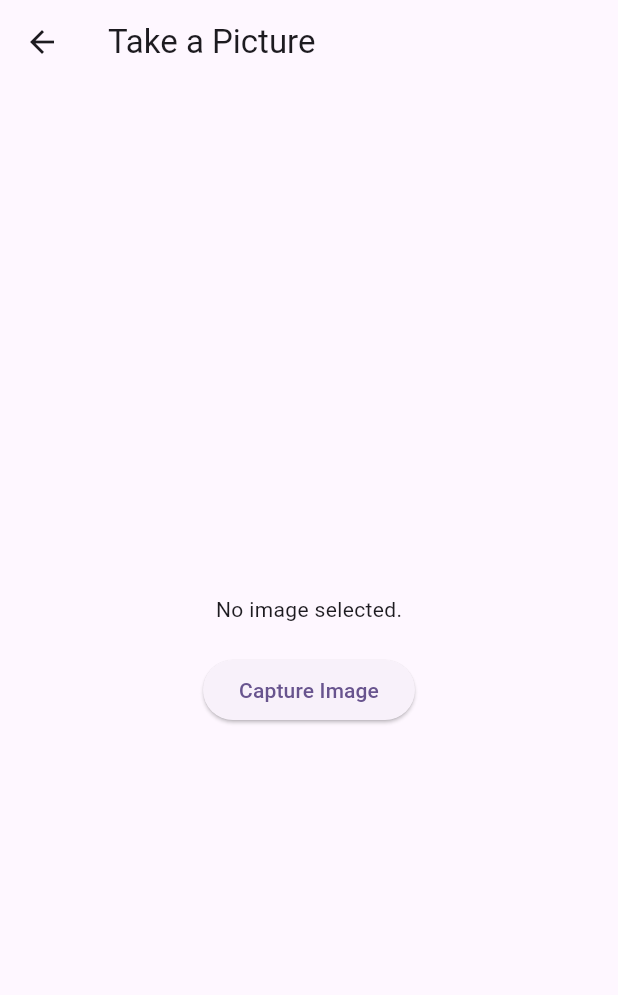
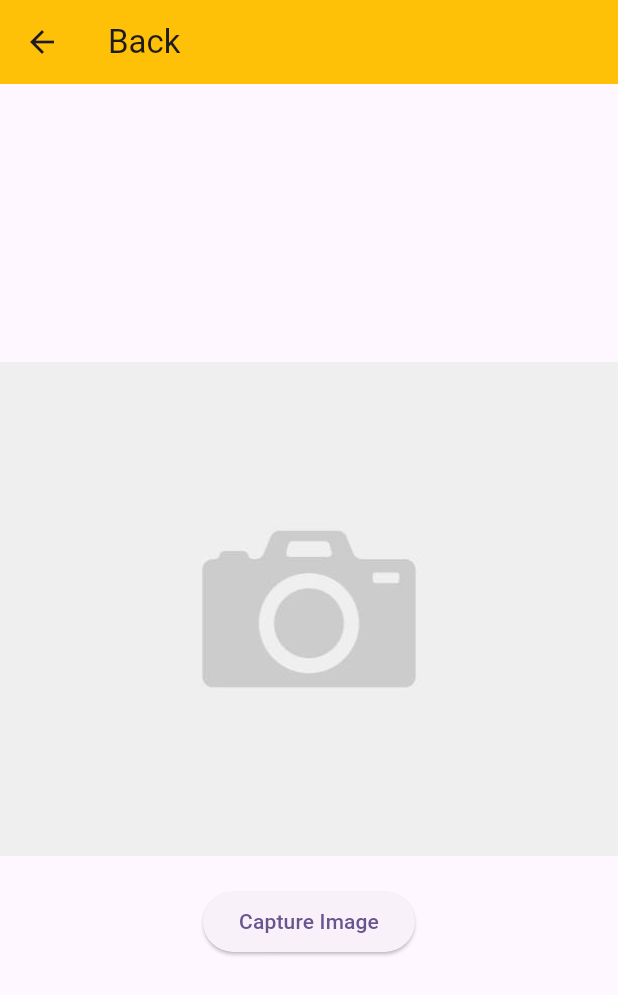
Before and after one commit to faishalyb/anj-technical-test, a Flutter app: the TakePicturePage screen opened directly, on a phone screen of 412 x 824 dp. Shown: the top 995 px of the screen. Run offline on Flutter 3.47's test engine with Material 3 defaults, Android fonts, the phone set to English and light mode, and no system bars; our stand-ins replace camera, geolocator, image_picker, sqflite; accounts and stored records are empty.

Commit message:
finishing apps

```diff
--- a/lib/presentation/take_picture/take_picture.dart
+++ b/lib/presentation/take_picture/take_picture.dart
@@ -85,7 +85,8 @@ class _TakePicturePageState extends State<TakePicturePage> {
   Widget build(BuildContext context) {
     return Scaffold(
       appBar: AppBar(
-        title: const Text('Take a Picture'),
+        title: const Text('Back'),
+        backgroundColor: Colors.amber,
       ),
       body: Center(
         child: Column(
@@ -93,7 +94,7 @@ class _TakePicturePageState extends State<TakePicturePage> {
           children: [
             _imageFile != null
                 ? Image.file(_imageFile!)
-                : const Text('No image selected.'),
+                : Image.asset('assets/camera-placeholder.jpg'),
             const SizedBox(height: 20),
             ElevatedButton(
               onPressed: _capturePicture,
```
Also changed, not shown: lib/presentation/data_page/data_page.dart (+8 -1 lines), lib/presentation/data_page/method/picture_detail_page.dart (+8 -1 lines), assets/camera-placeholder.jpg (added).
